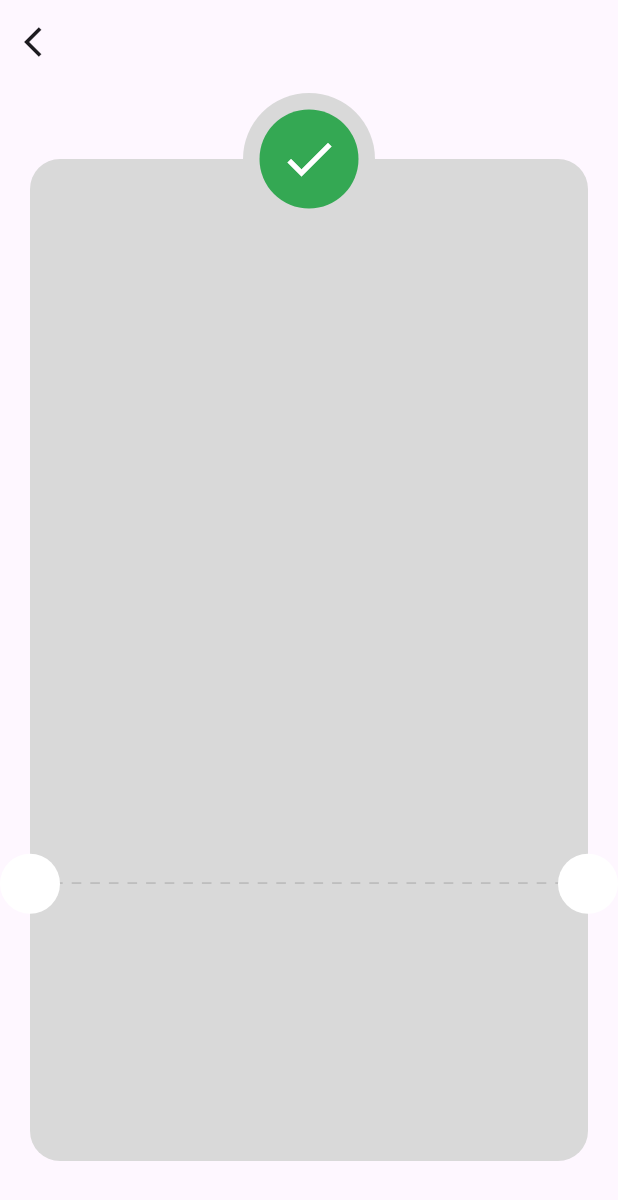
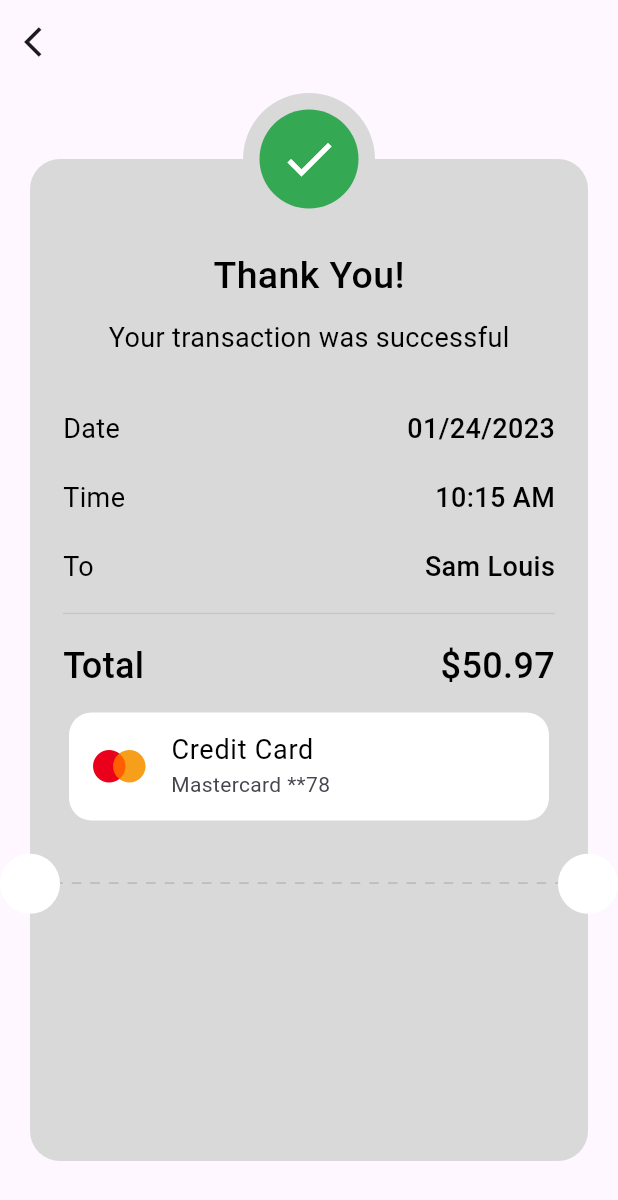
Before and after one commit to Moaz-Omran20/payment_integration, a Flutter app: the ThankYouView screen opened directly, on a phone screen of 412 x 824 dp. Shown: the top 1200 px of the screen. Run offline on Flutter 3.47's test engine with Material 3 defaults, Android fonts, the phone set to English and light mode, and no system bars; our stand-ins replace flutter_credit_card, flutter_svg.

Commit message:
custom credit card info added

```diff
--- /dev/null
+++ b/lib/core/shared_widgets/custom_credit_card.dart
@@ -0,0 +1,33 @@
+import 'package:flutter/material.dart';
+import 'package:flutter_svg/svg.dart';
+
+import '../../generated/assets.dart';
+import '../utils/app_styles.dart';
+
+class CustomCreditCard extends StatelessWidget {
+  const CustomCreditCard({super.key});
+
+  @override
+  Widget build(BuildContext context) {
+    return Padding(
+      padding: const EdgeInsets.symmetric(horizontal: 22),
+      child: Card(
+        elevation: 0,
+        color: Colors.white,
+        shape: RoundedRectangleBorder(
+          borderRadius: BorderRadius.circular(15),
+        ),
+        child: ListTile(
+          leading: SvgPicture.asset(
+            Assets.imagesCreditCardLogo,
+          ),
+          title: Text(
+            "Credit Card",
+            style: AppStyles.styleRegular18,
+          ),
+          subtitle: Text("Mastercard **78"),
+        ),
+      ),
+    );
+  }
+}
--- /dev/null
+++ b/lib/core/shared_widgets/custom_payment_details.dart
@@ -0,0 +1,28 @@
+import 'package:flutter/material.dart';
+
+import '../utils/app_styles.dart';
+
+class CustomPaymentDetails extends StatelessWidget {
+  final String title;
+  final String details;
+
+  const CustomPaymentDetails({
+    super.key,
+    required this.title,
+    required this.details,
+  });
+
+  @override
+  Widget build(BuildContext context) {
+    return Padding(
+      padding: const EdgeInsets.symmetric(horizontal: 22,vertical: 10),
+      child: Row(
+        mainAxisAlignment: MainAxisAlignment.spaceBetween,
+        children: [
+          Text(title, style: AppStyles.styleRegular18),
+          Text(details, style: AppStyles.styleSemiBold18),
+        ],
+      ),
+    );
+  }
+}
--- a/lib/core/utils/app_styles.dart
+++ b/lib/core/utils/app_styles.dart
@@ -9,7 +9,6 @@ abstract class AppStyles {
   static final TextStyle styleRegular18 = TextStyle(
     fontSize: 18,
     color: Colors.black,
-    fontWeight: FontWeight.w500,
   );
   static final TextStyle styleSemiBold24 = TextStyle(
     fontSize: 24,
--- a/lib/features/checkout/presentation/views/thank_you_view.dart
+++ b/lib/features/checkout/presentation/views/thank_you_view.dart
@@ -1,4 +1,6 @@
 import 'package:flutter/material.dart';
+import 'package:payment_integration/core/shared_widgets/custom_credit_card.dart';
+import 'package:payment_integration/core/shared_widgets/custom_payment_details.dart';
 import 'package:payment_integration/core/utils/app_styles.dart';
 
 class ThankYouView extends StatelessWidget {
@@ -26,6 +28,43 @@ class ThankYouView extends StatelessWidget {
                   borderRadius: BorderRadiusGeometry.circular(20),
                 ),
                 color: Color(0xFFD9D9D9),
+              ),
+              child: Padding(
+                padding: const EdgeInsets.only(top: 44),
+                child: Column(
+                  children: [
+                    SizedBox(height: 16),
+                    Text("Thank You!", style: AppStyles.styleMedium25),
+                    SizedBox(height: 10),
+                    Text(
+                      "Your transaction was successful",
+                      style: AppStyles.styleRegular18,
+                    ),
+                    SizedBox(height: 25),
+                    CustomPaymentDetails(title: "Date", details: "01/24/2023"),
+                    CustomPaymentDetails(title: "Time", details: "10:15 AM"),
+                    CustomPaymentDetails(title: "To", details: "Sam Louis"),
+                    Padding(
+                      padding: const EdgeInsets.symmetric(horizontal: 22),
+                      child: Divider(),
+                    ),
+                    Padding(
+                      padding: const EdgeInsets.symmetric(
+                        horizontal: 22,
+                        vertical: 10,
+                      ),
+
+                      child: Row(
+                        mainAxisAlignment: MainAxisAlignment.spaceBetween,
+                        children: [
+                          Text("Total", style: AppStyles.styleSemiBold24),
+                          Text("\$50.97", style: AppStyles.styleSemiBold24),
+                        ],
+                      ),
+                    ),
+                    CustomCreditCard(),
+                  ],
+                ),
               ),
             ),
             Positioned(
```
Also changed, not shown: assets/images/credit_card_logo.svg (added), lib/generated/assets.dart.
